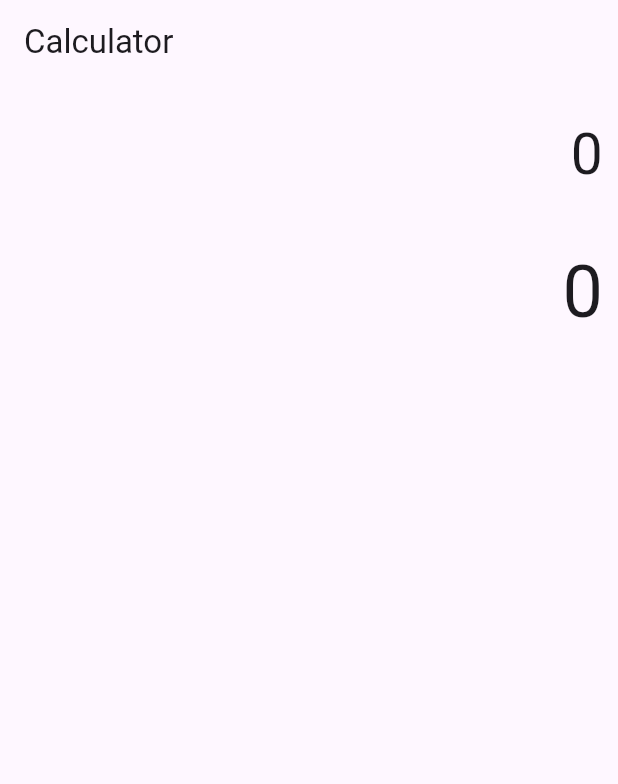
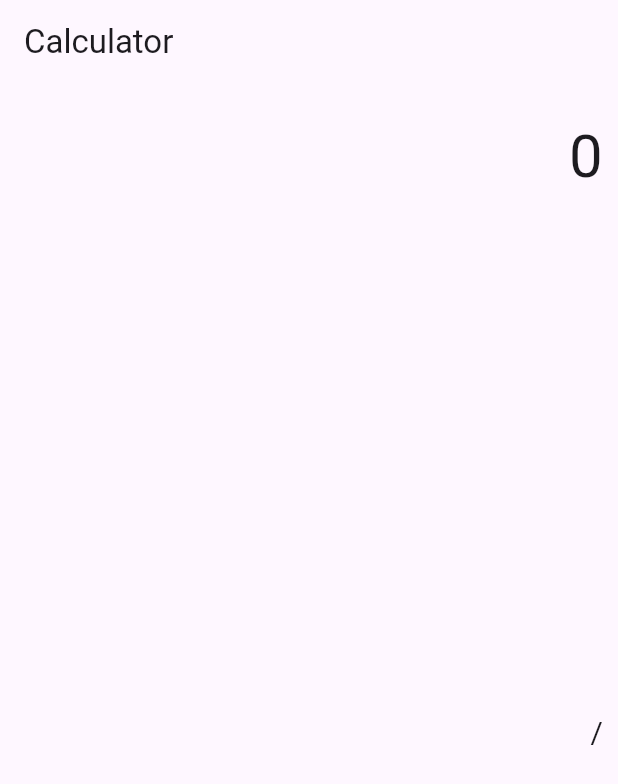
Before and after one commit to SiaMig/Calculator, a Flutter app: the screen it shows after launch, on a phone screen of 412 x 824 dp. Shown: the top 784 px of the screen. Run offline on Flutter 3.47's test engine with Material 3 defaults, Android fonts, the phone set to English and light mode, and no system bars.

Commit message:
woking on calculator app

```diff
--- a/lib/main.dart
+++ b/lib/main.dart
@@ -27,26 +27,26 @@ class _SimpleCalculatorState extends State<SimpleCalculator> {
   Widget build(BuildContext context) {
     return Scaffold(
       appBar: AppBar( title: const Text("Calculator"),),
-      body: Column(
-        children: <Widget>[
+      body:Column(
+     crossAxisAlignment: CrossAxisAlignment.center,
+        children: [
           Container(
             alignment: Alignment.centerRight,
-            //  used to provide space around a specific widget element [Padding]
-          padding: EdgeInsets.fromLTRB(10, 20, 10, 0),
-            child: const Text("0",
-            style: TextStyle(fontSize: 38),),
+            padding:const EdgeInsets.fromLTRB(10, 20, 10, 0),
+            child: const Text("0", style: TextStyle(fontSize: 40),),
           ),
-          Container(
-            alignment: Alignment.centerRight,
-            //  used to provide space around a specific widget element [Padding]
-          padding: EdgeInsets.fromLTRB(10, 30, 10, 0),
-            child: const Text("0",
-            style: TextStyle(fontSize: 48),),
-          ),
+          Expanded(child:
+          Container(alignment: Alignment.centerRight,
+            padding:const EdgeInsets.fromLTRB(10, 20, 10, 0),
+            child: const Text("/", style: TextStyle(fontSize: 20),),
+
+          ))
         ],
-      ),
-    );
-  }
+
+
+        ),
+
+  );}
 }
 void main(){
   runApp(const MyApp());
```
